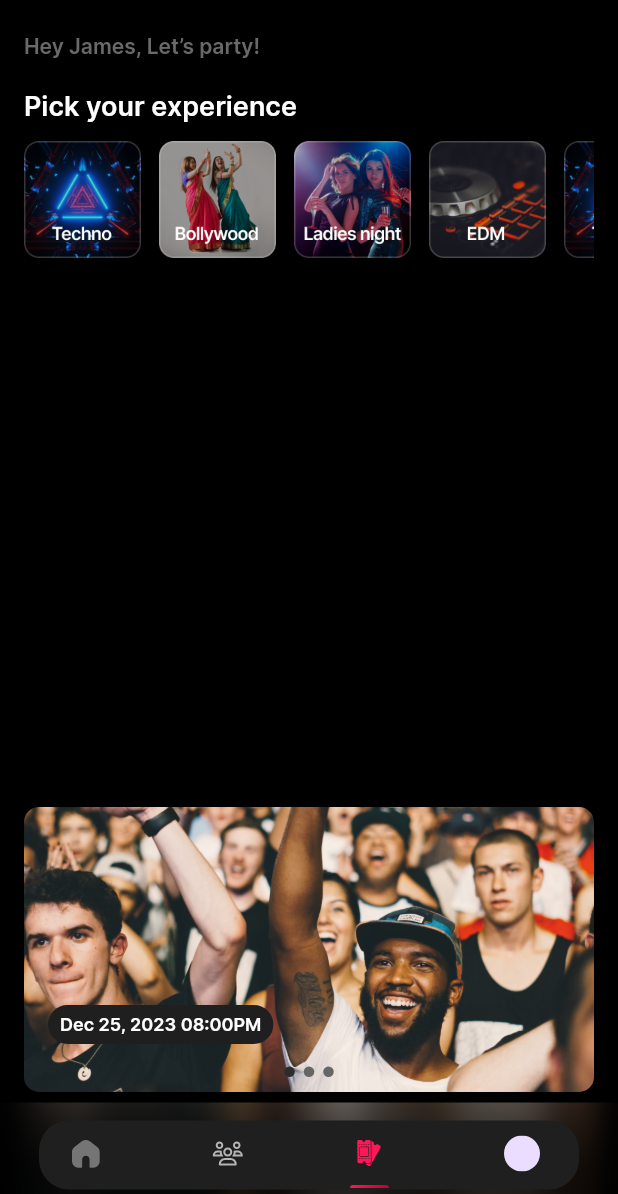
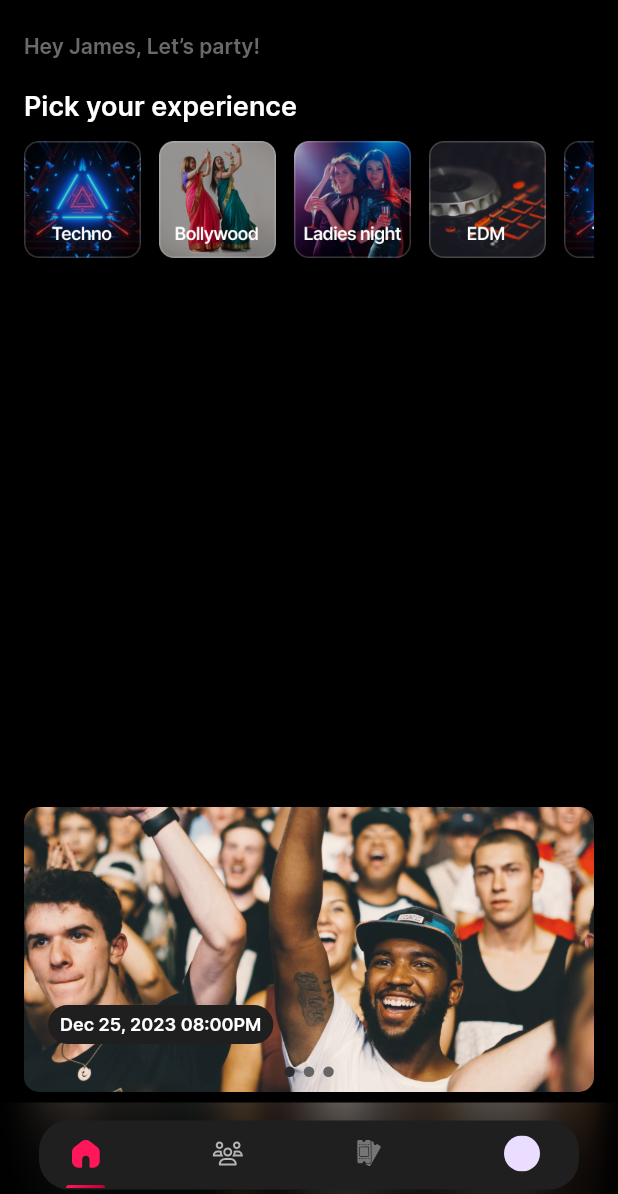
Before and after one commit to yashrajillusion/festa, a Flutter app: the screen it shows after launch, on a phone screen of 412 x 824 dp, the part 42-1236 px from its top. Run offline on Flutter 3.47's test engine with Material 3 defaults, Android fonts, the phone set to English and light mode, and no system bars; drawn by our look-alikes of carousel_slider; our stand-ins replace dio, equatable, flutter_bloc, flutter_svg; network calls fail.

Commit message:
shifted navbar widget state and logic to bloc

```diff
--- a/lib/festa_routes.dart
+++ b/lib/festa_routes.dart
@@ -1,5 +1,5 @@
 import 'package:festa/infrastructure/commons/constants/route_constant.dart';
-import 'package:festa/ui/screen/home_screen.dart';
+import 'package:festa/ui/screen/home.dart';
 import 'package:flutter/material.dart';
 
 class Routers {
@@ -7,7 +7,7 @@ class Routers {
     switch (settings.name) {
       case RouteConstant.initialRoute:
       case RouteConstant.home:
-        return MaterialPageRoute(builder: (_) => const HomeScreen());
+        return MaterialPageRoute(builder: (_) => const Home());
       default:
         return MaterialPageRoute(builder: (_) => Container());
     }
--- a/lib/ui/common/bottom_bar/custom_navbar.dart
+++ b/lib/ui/common/bottom_bar/custom_navbar.dart
@@ -1,9 +1,10 @@
 import 'dart:ui';
-
 import 'package:festa/infrastructure/commons/constants/color_constant.dart';
 import 'package:festa/infrastructure/commons/constants/image_constant.dart';
+import 'package:festa/ui/screen/home_screen/home_bloc/home_bloc.dart';
 import 'package:flutter/material.dart';
 import 'package:flutter_svg/svg.dart';
+import 'package:flutter_bloc/flutter_bloc.dart';
 
 class CustomBottomNavBar extends StatelessWidget {
   const CustomBottomNavBar({
@@ -15,11 +16,20 @@ class CustomBottomNavBar extends StatelessWidget {
 
   @override
   Widget build(BuildContext context) {
+    final List<Widget> navItems = [
+      _buildNavIcon(ImageConstants.home, 0),
+      _buildNavIcon(ImageConstants.explore, 1),
+      _buildNavIcon(ImageConstants.ticketNav, 2),
+      _buildAvatar()
+    ];
+
+    return BlocBuilder<HomeBloc, HomeState>(
+      builder: (context, state) {
         return ClipRRect(
           child: BackdropFilter(
             filter: ImageFilter.blur(sigmaX: 10, sigmaY: 50),
             child: Container(
-          padding: EdgeInsets.only(
+              padding: const EdgeInsets.only(
                 top: 12,
                 left: 26,
                 right: 26,
@@ -27,118 +37,73 @@ class CustomBottomNavBar extends StatelessWidget {
               ),
               child: Container(
                   height: 46,
-              padding: EdgeInsets.symmetric(horizontal: 18),
-              decoration: BoxDecoration(
+                  padding: const EdgeInsets.symmetric(horizontal: 18),
+                  decoration: const BoxDecoration(
                     color: ColorConstants.grey900,
                     borderRadius: BorderRadius.all(Radius.circular(20)),
                   ),
                   child: Row(
                     mainAxisAlignment: MainAxisAlignment.spaceBetween,
                     children: [
-                  Column(
+                      for (int i = 0; i < navItems.length; i++) ...{
+                        InkWell(
+                          onTap: () {
+                            context.read<HomeBloc>().add(UpdateNavBarIndex(i));
+                          },
+                          child: Column(
                             children: [
-                      SizedBox(
+                              const SizedBox(
                                 height: 10,
                               ),
-                      SvgPicture.asset(ImageConstants.home,
-                          color: currentInd == 0 ? Color(0xffFF1759) : null),
-                      SizedBox(
+                              navItems[i],
+                              const SizedBox(
                                 height: 9,
                               ),
-                      Container(
+                              _navBottomLine(
+                                i,
+                              ),
+                            ],
+                          ),
+                        )
+                      },
+                    ],
+                  )),
+            ),
+          ),
+        );
+      },
+    );
+  }
+
+  SvgPicture _buildNavIcon(String assetName, tabInd) {
+    return SvgPicture.asset(
+      assetName,
+      color: currentInd == tabInd ? const Color(0xffFF1759) : null,
+    );
+  }
+
+  Container _navBottomLine(int tabInd) {
+    return Container(
       height: 2,
       width: 26,
       decoration: BoxDecoration(
-                          gradient: currentInd == 0
-                              ? LinearGradient(
+        gradient: currentInd == tabInd
+            ? const LinearGradient(
                 begin: Alignment.centerLeft,
                 end: Alignment.centerRight,
-                                  colors: [
-                                    Color(0xFFFF1759),
-                                    Color(0xFFBF0036)
-                                  ],
+                colors: [Color(0xFFFF1759), Color(0xFFBF0036)],
               )
             : null,
-                          borderRadius: BorderRadius.only(
+        borderRadius: const BorderRadius.only(
           topLeft: Radius.circular(100),
           topRight: Radius.circular(100),
         ),
       ),
-                      )
-                    ],
-                  ),
-                  Column(
-                    children: [
-                      SizedBox(
-                        height: 10,
-                      ),
-                      SvgPicture.asset(ImageConstants.explore,
-                          color: currentInd == 1 ? Color(0xffFF1759) : null),
-                      SizedBox(
-                        height: 9,
-                      ),
-                      Container(
-                        height: 2,
-                        width: 26,
-                        decoration: BoxDecoration(
-                          gradient: currentInd == 1
-                              ? LinearGradient(
-                                  begin: Alignment.centerLeft,
-                                  end: Alignment.centerRight,
-                                  colors: [
-                                    Color(0xFFFF1759),
-                                    Color(0xFFBF0036)
-                                  ],
-                                )
-                              : null,
-                          borderRadius: BorderRadius.only(
-                            topLeft: Radius.circular(100),
-                            topRight: Radius.circular(100),
-                          ),
-                        ),
-                      )
-                    ],
-                  ),
-                  Column(
-                    children: [
-                      SizedBox(
-                        height: 10,
-                      ),
-                      SvgPicture.asset(
-                        ImageConstants.ticketNav,
-                        color: currentInd == 2 ? Color(0xffFF1759) : null,
-                      ),
-                      SizedBox(
-                        height: 9,
-                      ),
-                      Container(
-                        height: 2,
-                        width: 26,
-                        decoration: BoxDecoration(
-                          gradient: currentInd == 2
-                              ? LinearGradient(
-                                  begin: Alignment.centerLeft,
-                                  end: Alignment.centerRight,
-                                  colors: [
-                                    Color(0xFFFF1759),
-                                    Color(0xFFBF0036)
-                                  ],
-                                )
-                              : null,
-                          borderRadius: BorderRadius.only(
-                            topLeft: Radius.circular(100),
-                            topRight: Radius.circular(100),
-                          ),
-                        ),
-                      )
-                    ],
-                  ),
-                  Column(
-                    children: [
-                      SizedBox(
-                        height: 10,
-                      ),
-                      ClipRRect(
+    );
+  }
+
+  Widget _buildAvatar() {
+    return ClipRRect(
       borderRadius: BorderRadius.circular(12),
       child: SizedBox(
         height: 24,
@@ -150,36 +115,6 @@ class CustomBottomNavBar extends StatelessWidget {
           },
         ),
       ),
-                      ),
-                      SizedBox(
-                        height: 9,
-                      ),
-                      Container(
-                        height: 2,
-                        width: 26,
-                        decoration: BoxDecoration(
-                          gradient: currentInd == 3
-                              ? LinearGradient(
-                                  begin: Alignment.centerLeft,
-                                  end: Alignment.centerRight,
-                                  colors: [
-                                    Color(0xFFFF1759),
-                                    Color(0xFFBF0036)
-                                  ],
-                                )
-                              : null,
-                          borderRadius: BorderRadius.only(
-                            topLeft: Radius.circular(100),
-                            topRight: Radius.circular(100),
-                          ),
-                        ),
-                      )
-                    ],
-                  ),
-                ],
-              )),
-        ),
-      ),
     );
   }
 }
--- /dev/null
+++ b/lib/ui/screen/home.dart
@@ -0,0 +1,56 @@
+import 'package:festa/ui/common/bottom_bar/custom_navbar.dart';
+import 'package:festa/ui/common/text_widget/festa_text.dart';
+import 'package:festa/ui/screen/home_screen/home_bloc/home_bloc.dart';
+import 'package:festa/ui/screen/home_screen/home_screen.dart';
+import 'package:festa/ui/screen/ticket_screen.dart/ticket_screen.dart';
+import 'package:flutter/material.dart';
+import 'package:flutter_bloc/flutter_bloc.dart';
+
+class Home extends StatefulWidget {
+  const Home({super.key});
+
+  @override
+  State<Home> createState() => _HomeState();
+}
+
+class _HomeState extends State<Home> {
+  @override
+  Widget build(BuildContext context) {
+    return SafeArea(
+      child: BlocConsumer<HomeBloc, HomeState>(
+        listener: (context, state) {},
+        builder: (context, state) {
+          return Scaffold(
+            backgroundColor: Colors.black,
+            body: const [
+              HomeScreen(),
+              Center(
+                  child: FestaText(
+                title: "Upcoming section",
+                fontSize: 16,
+              )),
+              TicketScreen(),
+              Center(
+                  child: FestaText(
+                title: "Upcoming section",
+                fontSize: 16,
+              )),
+            ][state.currentNavbarIndex],
+            bottomNavigationBar:
+                CustomBottomNavBar(currentInd: state.currentNavbarIndex),
+          );
+        },
+      ),
+    );
+  }
+}
+
+class SuggestedCityModal {
+  final String cityUrl;
+  final String cityName;
+
+  SuggestedCityModal({
+    required this.cityUrl,
+    required this.cityName,
+  });
+}
--- a/lib/ui/screen/home_screen/choose_location_model.dart
+++ b/lib/ui/screen/home_screen/choose_location_model.dart
@@ -2,7 +2,7 @@ import 'package:festa/infrastructure/commons/constants/color_constant.dart';
 import 'package:festa/infrastructure/commons/constants/image_constant.dart';
 import 'package:festa/ui/common/text_fields/text_fields_widget.dart';
 import 'package:festa/ui/common/text_widget/festa_text.dart';
-import 'package:festa/ui/screen/home_screen.dart';
+import 'package:festa/ui/screen/home.dart';
 import 'package:festa/ui/screen/home_screen/home_bloc/home_bloc.dart';
 import 'package:flutter_bloc/flutter_bloc.dart';
 import 'package:flutter/material.dart';
@@ -16,7 +16,7 @@ class ChooseLocation extends StatefulWidget {
 }
 
 class _ChooseLocationState extends State<ChooseLocation> {
-  TextEditingController controller = TextEditingController();
+  final TextEditingController controller = TextEditingController();
 
   final List<SuggestedCityModal> suggestCityList = [
     SuggestedCityModal(
@@ -94,10 +94,10 @@ class _ChooseLocationState extends State<ChooseLocation> {
                           overlayColor:
                               MaterialStateProperty.all(Colors.transparent),
                           onTap: () {
-                            setState(() {
-                              controller.clear();
-                              // state.placeSuggestions?.clear();
-                            });
+                            context
+                                .read<HomeBloc>()
+                                .add(ClearPlaceSuggestion());
+                            controller.clear();
                           },
                           child: const Padding(
                             padding: EdgeInsets.all(6.0),
--- a/lib/ui/screen/home_screen/home_bloc/home_bloc.dart
+++ b/lib/ui/screen/home_screen/home_bloc/home_bloc.dart
@@ -9,9 +9,15 @@ part 'home_event.dart';
 part 'home_state.dart';
 
 class HomeBloc extends Bloc<HomeEvent, HomeState> {
-  HomeBloc() : super(const HomeState(placeSuggestions: [])) {
+  HomeBloc()
+      : super(const HomeState(
+          placeSuggestions: [],
+          currentNavbarIndex: 0,
+        )) {
     on<AddPlaceSuggestion>(_onGoogleApiCall);
     on<FetchAutoPlace>(_fetchAutoPlace);
+    on<ClearPlaceSuggestion>(_clearPlaceSuggestion);
+    on<UpdateNavBarIndex>(_updateNavBarIndex);
   }
 
   void _onGoogleApiCall(AddPlaceSuggestion event, Emitter<HomeState> emit) {
@@ -20,6 +26,17 @@ class HomeBloc extends Bloc<HomeEvent, HomeState> {
         placeSuggestions: event.placeSuggestions,
       ),
     );
+  }
+
+  void _clearPlaceSuggestion(
+      ClearPlaceSuggestion event, Emitter<HomeState> emit) {
+    emit(
+      state.copyWith(placeSuggestions: []),
+    );
+  }
+
+  void _updateNavBarIndex(UpdateNavBarIndex event, Emitter<HomeState> emit) {
+    emit(state.copyWith(currentNavbarIndex: event.navbarIndex));
   }
 
   void _fetchAutoPlace(FetchAutoPlace event, Emitter<HomeState> emit) async {
--- a/lib/ui/screen/home_screen/home_bloc/home_event.dart
+++ b/lib/ui/screen/home_screen/home_bloc/home_event.dart
@@ -25,5 +25,16 @@ class FetchAutoPlace extends HomeEvent {
   const FetchAutoPlace(this.searchQuery);
 
   @override
-  List<Object?> get props => [FetchAutoPlace];
+  List<Object?> get props => [searchQuery];
 }
+
+class ClearPlaceSuggestion extends HomeEvent {}
+
+class UpdateNavBarIndex extends HomeEvent {
+  final int navbarIndex;
+
+  const UpdateNavBarIndex(this.navbarIndex);
+
+  @override
+  List<Object?> get props => [navbarIndex];
+}
--- a/lib/ui/screen/home_screen/home_bloc/home_state.dart
+++ b/lib/ui/screen/home_screen/home_bloc/home_state.dart
@@ -2,14 +2,21 @@ part of 'home_bloc.dart';
 
 class HomeState extends Equatable {
   final List<AutoCompletePrediction>? placeSuggestions;
+  final int currentNavbarIndex;
 
-  const HomeState({required this.placeSuggestions});
+  const HomeState(
+      {required this.placeSuggestions, required this.currentNavbarIndex});
 
-  HomeState copyWith({List<AutoCompletePrediction>? placeSuggestions}) {
+  HomeState copyWith({
+    List<AutoCompletePrediction>? placeSuggestions,
+    int? currentNavbarIndex,
+  }) {
     return HomeState(
-        placeSuggestions: placeSuggestions ?? this.placeSuggestions);
+      placeSuggestions: placeSuggestions ?? this.placeSuggestions,
+      currentNavbarIndex: currentNavbarIndex ?? this.currentNavbarIndex,
+    );
   }
 
   @override
-  List<Object?> get props => [placeSuggestions];
+  List<Object?> get props => [placeSuggestions, currentNavbarIndex];
 }
--- a/lib/ui/screen/home_screen.dart
+++ b/lib/ui/screen/home_screen/home_screen.dart
@@ -1,6 +1,5 @@
 import 'package:festa/infrastructure/commons/constants/color_constant.dart';
 import 'package:festa/infrastructure/commons/constants/image_constant.dart';
-import 'package:festa/ui/common/bottom_bar/custom_navbar.dart';
 import 'package:festa/ui/common/slider/slider.dart';
 import 'package:festa/ui/common/text_widget/festa_text.dart';
 import 'package:festa/ui/screen/home_screen/choose_location_model.dart';
@@ -17,7 +16,6 @@ class HomeScreen extends StatefulWidget {
 class _HomeScreenState extends State<HomeScreen> {
   @override
   Widget build(BuildContext context) {
-    const int currentInd = 2;
     const List<String> partyUrl = [
       ImageConstants.techno,
       ImageConstants.bollywood,
@@ -106,24 +104,13 @@ class _HomeScreenState extends State<HomeScreen> {
                 padding: const EdgeInsets.all(16.0),
                 child: ClipRRect(
                   borderRadius: BorderRadius.circular(10),
-                  child: SliderScreen(),
+                  child: const SliderScreen(),
                 ),
               ),
             ],
           ),
         ),
-        bottomNavigationBar: CustomBottomNavBar(currentInd: currentInd),
       ),
     );
   }
 }
-
-class SuggestedCityModal {
-  final String cityUrl;
-  final String cityName;
-
-  SuggestedCityModal({
-    required this.cityUrl,
-    required this.cityName,
-  });
-}
```
Lines whose indentation alone changed are shown as unchanged.
